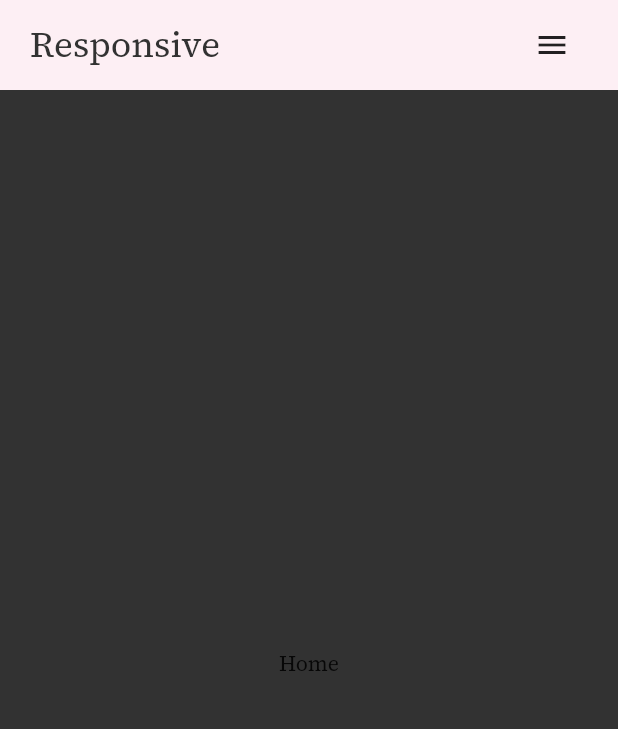
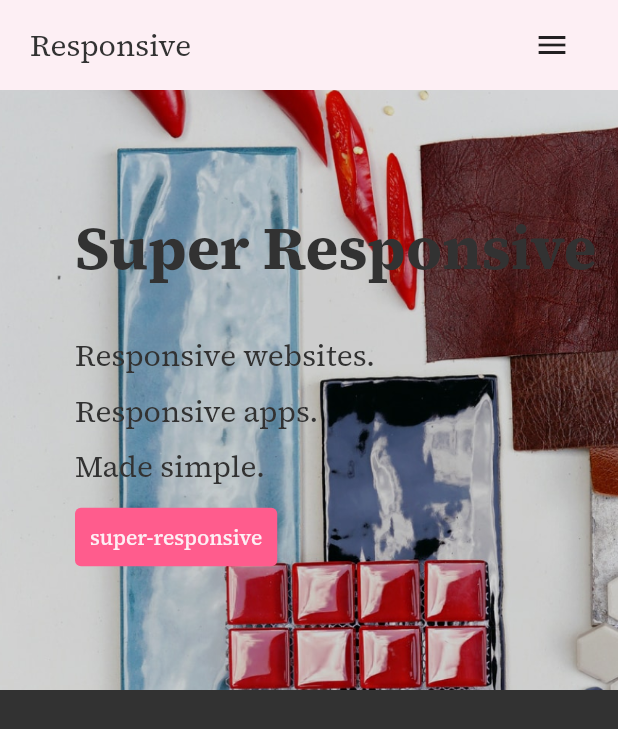
Before and after one commit to namzug16/super-responsive, a Flutter app: the screen it shows after launch, on a phone screen of 412 x 824 dp. Shown: the top 729 px of the screen. Run offline on Flutter 3.47's test engine with Material 2 defaults, Android fonts, the phone set to English and light mode, and no system bars; our stand-ins replace google_fonts.

Commit message:
add first section in example and refactor responsive text logic and add cohereance between range class and methods asking for min and max

```diff
--- a/example/flutter_responsive_website/lib/main.dart
+++ b/example/flutter_responsive_website/lib/main.dart
@@ -1,4 +1,5 @@
 import 'package:flutter/material.dart';
+import 'package:flutter_responsive_website/src/first_section.dart';
 import 'package:flutter_responsive_website/src/navbar.dart';
 import 'package:flutter_responsive_website/src/theme.dart';
 import 'package:google_fonts/google_fonts.dart';
@@ -69,15 +70,13 @@ class MyHome extends StatelessWidget {
   Widget build(BuildContext context) {
     return Scaffold(
       backgroundColor: ColorsTheme.background,
-      body: Column(
-        children: const [
-          Navbar(),
-          Expanded(
-            child: Center(
-              child: Text("Home"),
-            ),
-          ),
-        ],
+      body: Center(
+        child: Column(
+          children: const [
+            Navbar(),
+            FirstSection(),
+          ],
+        ),
       ),
     );
   }
--- /dev/null
+++ b/example/flutter_responsive_website/lib/src/first_section.dart
@@ -0,0 +1,78 @@
+import 'package:flutter/material.dart';
+import 'package:flutter_responsive_website/src/theme.dart';
+import 'package:super_responsive/super_responsive.dart';
+
+class FirstSection extends StatelessWidget {
+  const FirstSection({Key? key}) : super(key: key);
+
+  @override
+  Widget build(BuildContext context) {
+    final style = TextStyle(
+      color: ColorsTheme.background,
+      fontWeight: FontWeight.w400,
+    );
+
+    const gap = ResponsiveGap(10, 25);
+
+    return SizedBox(
+        width: context.breakPoints.first,
+        height: context.responsiveValue(400, 600),
+        child: Stack(
+          fit: StackFit.expand,
+          children: [
+            Image.asset("assets/background.png", fit: BoxFit.cover),
+            Row(
+              mainAxisSize: MainAxisSize.min,
+              children: [
+                const ResponsiveGap(50, 100),
+                Column(
+                  mainAxisSize: MainAxisSize.min,
+                  crossAxisAlignment: CrossAxisAlignment.start,
+                  children: [
+                    ResponsiveText(
+                      text: "Super Responsive",
+                      fontSizeRange: Range(40, 64),
+                      style: style.copyWith(fontWeight: FontWeight.bold),
+                    ),
+                    const ResponsiveGap(30, 45),
+                    ResponsiveText(
+                      text: "Responsive websites.",
+                      fontSizeRange: Range(20, 36),
+                      style: style,
+                    ),
+                    gap,
+                    ResponsiveText(
+                      text: "Responsive apps.",
+                      fontSizeRange: Range(20, 36),
+                      style: style,
+                    ),
+                    gap,
+                    ResponsiveText(
+                      text: "Made simple.",
+                      fontSizeRange: Range(20, 36),
+                      style: style,
+                    ),
+                    gap,
+                    TextButton(
+                      style: ButtonStyle(
+                        backgroundColor:
+                            MaterialStateProperty.all(ColorsTheme.pink),
+                        padding: MaterialStateProperty.all<EdgeInsetsGeometry?>(
+                          EdgeInsets.all(context.responsiveValue(10, 20)),
+                        ),
+                      ),
+                      onPressed: () {},
+                      child: ResponsiveText(
+                        text: "super-responsive",
+                        fontSizeRange: Range(14, 25),
+                        style: TextStyle(color: ColorsTheme.white),
+                      ),
+                    ),
+                  ],
+                ),
+              ],
+            ),
+          ],
+        ));
+  }
+}
--- a/example/flutter_responsive_website/lib/src/navbar.dart
+++ b/example/flutter_responsive_website/lib/src/navbar.dart
@@ -40,7 +40,6 @@ class Title extends StatelessWidget {
           padding: const EdgeInsets.only(left: 20),
           child: ResponsiveText(
             text: "Responsive",
-            maxWidthWrapper: 900,
             fontSizeRange: Range(20, 30),
             style: TextStyle(
               color: ColorsTheme.background,
--- a/example/flutter_responsive_website/pubspec.yaml
+++ b/example/flutter_responsive_website/pubspec.yaml
@@ -62,8 +62,8 @@ flutter:
   uses-material-design: true
 
   # To add assets to your application, add an assets section, like this:
-  # assets:
-  #   - images/a_dot_burr.jpeg
+  assets:
+    - assets/background.png
   #   - images/a_dot_ham.jpeg
 
   # An image asset can refer to one or more resolution-specific "variants", see
--- /dev/null
+++ b/lib/src/responsive_gap.dart
@@ -0,0 +1,16 @@
+import 'package:flutter/widgets.dart';
+import 'package:super_responsive/src/super_responsive.dart';
+
+class ResponsiveGap extends StatelessWidget {
+ const ResponsiveGap(this.min, this.max, {Key? key,}) : super(key: key);
+
+  final double max;
+  final double min;
+
+  @override
+  Widget build(BuildContext context) {
+    return SizedBox.square(
+      dimension: context.responsiveValue(min, max),
+    );
+  }
+}
--- a/lib/src/responsive_text.dart
+++ b/lib/src/responsive_text.dart
@@ -1,13 +1,14 @@
 import 'package:flutter/widgets.dart';
 import 'package:super_responsive/src/exposed_utils.dart';
 import 'package:super_responsive/src/responsive_value.dart';
+import 'package:super_responsive/src/super_responsive.dart';
 
 class ResponsiveText extends StatelessWidget {
   const ResponsiveText({
     Key? key,
     required this.text,
-    required this.maxWidthWrapper,
     required this.fontSizeRange,
+    this.maxWidthWrapper,
     this.breakPoints,
     this.style,
     this.strutStyle,
@@ -24,7 +25,7 @@ class ResponsiveText extends StatelessWidget {
   }) : super(key: key);
 
   final String text;
-  final double maxWidthWrapper;
+  final double? maxWidthWrapper;
   final Range fontSizeRange;
   final List<double>? breakPoints;
   final TextStyle? style;
@@ -43,13 +44,12 @@ class ResponsiveText extends StatelessWidget {
   double _fontSize(double value) {
     if (breakPoints == null) return value;
 
-    return breakPoints!
-        .reduce((_value, element) {
+    return breakPoints!.reduce((_value, element) {
       _value < element ? _value : element;
       final double v1 = (value - _value).abs();
       final double v2 = (value - element).abs();
 
-      if(v2 <= v1) return element;
+      if (v2 <= v1) return element;
       return _value;
     });
   }
@@ -58,13 +58,19 @@ class ResponsiveText extends StatelessWidget {
   Widget build(BuildContext context) {
     return LayoutBuilder(
       builder: (context, constraints) {
-        final fontSize = _fontSize(mapValue(
-          constraints.maxWidth,
-          0.0,
-          maxWidthWrapper,
-          fontSizeRange.start,
-          fontSizeRange.end,
-        ));
+        final fontSize = _fontSize(
+          maxWidthWrapper == null ?
+
+           context.responsiveValue(fontSizeRange.min, fontSizeRange.max) :
+
+          mapValue(
+            constraints.maxWidth,
+            0.0,
+            maxWidthWrapper!,
+            fontSizeRange.max,
+            fontSizeRange.min,
+          ),
+        );
 
         final _style = style?.copyWith(fontSize: fontSize) ??
             TextStyle(fontSize: fontSize);
--- a/lib/src/responsive_value.dart
+++ b/lib/src/responsive_value.dart
@@ -2,14 +2,14 @@ import 'package:flutter/widgets.dart';
 import 'package:super_responsive/src/super_responsive.dart';
 
 class Range {
-  Range(this.start, this.end);
+  Range( this.min, this.max);
 
-  final double start;
-  final double end;
+  final double max;
+  final double min;
 
   @override
   String toString() {
-    return "Range: ($start, $end)";
+    return "Range: ($min, $max)";
   }
 }
 
@@ -26,7 +26,7 @@ double responsiveValue({
   }
 
   return (limit * valuePercentage / 100)
-      .clamp(valueRange.start, valueRange.end);
+      .clamp(valueRange.max, valueRange.min);
 }
 
 typedef ResponsiveValue = double Function(double percentage, [Range? range]);
--- a/lib/super_responsive.dart
+++ b/lib/super_responsive.dart
@@ -5,5 +5,6 @@ export 'package:super_responsive/src/responsive_layout.dart';
 export 'package:super_responsive/src/responsive_text.dart';
 export 'package:super_responsive/src/responsive_widget.dart';
 export 'package:super_responsive/src/responsive_value.dart';
+export 'package:super_responsive/src/responsive_gap.dart';
 export 'package:super_responsive/src/exposed_utils.dart';
 export 'package:super_responsive/src/extensions.dart';
```
